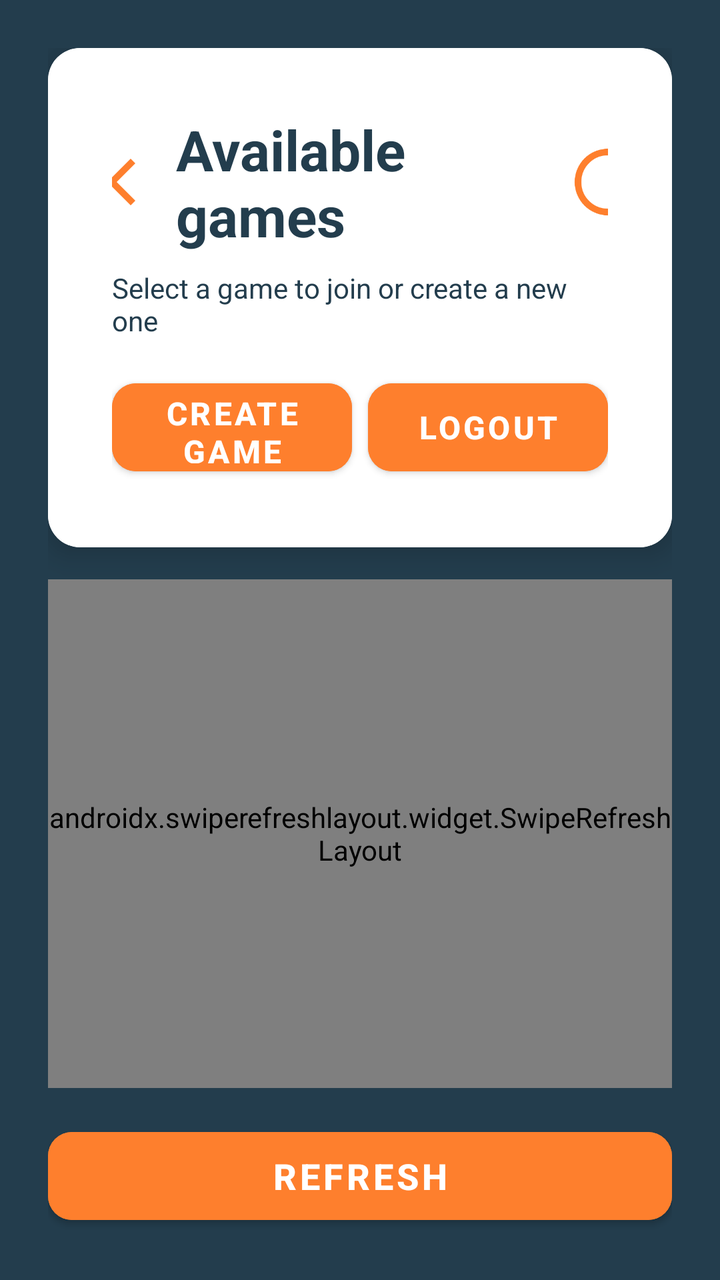
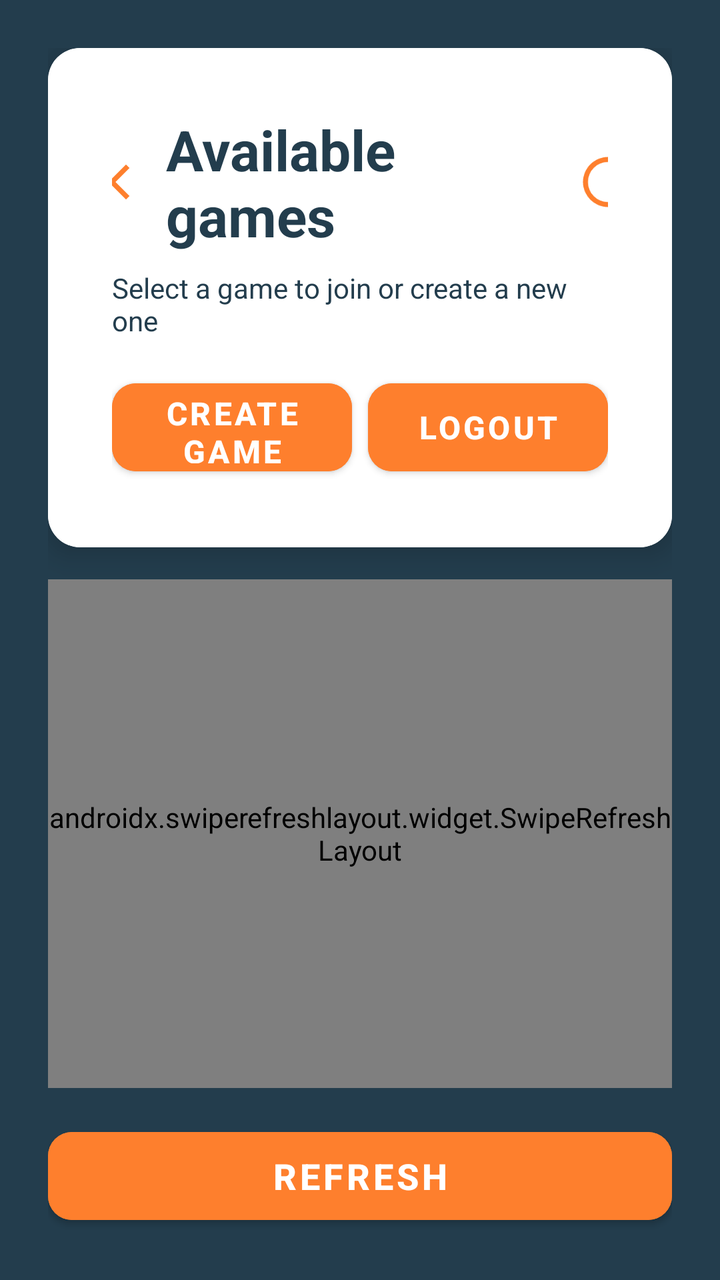

An Android layout rendered at two revisions. The XML below is the earlier revision; the diff shows what the commit changed to produce the second picture.
<!-- AndroidManifest.xml: application theme Theme.TicTacToeMobile -->
<!-- res/layout/fragment_exisiting_games.xml -->
<?xml version="1.0" encoding="utf-8"?>
<LinearLayout xmlns:android="http://schemas.android.com/apk/res/android"
    xmlns:app="http://schemas.android.com/apk/res-auto"
    android:layout_width="match_parent"
    android:layout_height="match_parent"
    android:background="@color/background"
    android:orientation="vertical"
    android:padding="24dp">

    <androidx.cardview.widget.CardView
        android:layout_width="match_parent"
        android:layout_height="wrap_content"
        app:cardCornerRadius="16dp"
        app:cardElevation="8dp">

        <LinearLayout
            android:layout_width="match_parent"
            android:layout_height="wrap_content"
            android:background="@color/white"
            android:orientation="vertical"
            android:padding="32dp">

            <LinearLayout
                android:layout_width="match_parent"
                android:layout_height="wrap_content"
                android:gravity="center"
                android:orientation="horizontal"
                android:layout_marginBottom="8dp">

                <ImageView
                    android:layout_width="40dp"
                    android:layout_height="40dp"
                    android:src="@drawable/ic_cross"
                    android:contentDescription="X symbol" />

                <TextView
                    android:layout_width="wrap_content"
                    android:layout_height="wrap_content"
                    android:layout_marginHorizontal="12dp"
                    android:text="@string/available_games"
                    android:textColor="@color/background"
                    android:textSize="28sp"
                    android:textStyle="bold" />

                <ImageView
                    android:layout_width="40dp"
                    android:layout_height="40dp"
                    android:src="@drawable/ic_circle"
                    android:contentDescription="O symbol" />

            </LinearLayout>

            <TextView
                android:layout_width="match_parent"
                android:layout_height="wrap_content"
                android:text="@string/select_game_subtitle"
                android:textAlignment="center"
                android:textColor="@color/background"
                android:textSize="14sp"
                android:layout_marginBottom="16dp" />

            <LinearLayout
                android:layout_width="match_parent"
                android:layout_height="wrap_content"
                android:orientation="horizontal"
                android:weightSum="2"
                android:gravity="center_vertical">

                <com.google.android.material.button.MaterialButton
                    android:id="@+id/buttonCreateGame"
                    android:layout_width="0dp"
                    android:layout_height="56dp"
                    android:layout_weight="1"
                    android:layout_marginEnd="4dp"
                    android:backgroundTint="@color/elements"
                    android:text="@string/create_game"
                    android:textColor="@color/white"
                    android:textSize="16sp"
                    android:textStyle="bold"
                    app:cornerRadius="12dp"/>

                <com.google.android.material.button.MaterialButton
                    android:id="@+id/buttonLogout"
                    android:layout_width="0dp"
                    android:layout_height="56dp"
                    android:layout_weight="1"
                    android:layout_marginStart="4dp"
                    android:backgroundTint="@color/elements"
                    android:text="@string/logout"
                    android:textColor="@color/white"
                    android:textSize="16sp"
                    android:textStyle="bold"
                    app:cornerRadius="12dp"/>

            </LinearLayout>

        </LinearLayout>

    </androidx.cardview.widget.CardView>


    <androidx.swiperefreshlayout.widget.SwipeRefreshLayout
        android:id="@+id/swipeRefreshLayout"
        android:layout_width="match_parent"
        android:layout_height="0dp"
        android:layout_weight="1"
        android:layout_marginTop="16dp">

        <FrameLayout
            android:layout_width="match_parent"
            android:layout_height="match_parent">

            <androidx.recyclerview.widget.RecyclerView
                android:id="@+id/recyclerViewGames"
                android:layout_width="match_parent"
                android:layout_height="match_parent"
                android:clipToPadding="false"
                app:layoutManager="androidx.recyclerview.widget.LinearLayoutManager" />

            <LinearLayout
                android:id="@+id/emptyStateLayout"
                android:layout_width="wrap_content"
                android:layout_height="wrap_content"
                android:layout_gravity="center"
                android:orientation="vertical"
                android:gravity="center"
                android:visibility="gone">

                <ImageView
                    android:layout_width="120dp"
                    android:layout_height="120dp"
                    android:src="@drawable/ic_circle"
                    android:alpha="0.3"
                    android:contentDescription="No games" />

                <TextView
                    android:layout_width="wrap_content"
                    android:layout_height="wrap_content"
                    android:text="@string/no_games_available"
                    android:textColor="@color/white"
                    android:textSize="18sp"
                    android:textStyle="bold"
                    android:layout_marginTop="16dp" />

                <TextView
                    android:layout_width="wrap_content"
                    android:layout_height="wrap_content"
                    android:text="@string/create_game_prompt"
                    android:textColor="@color/white"
                    android:textSize="14sp"
                    android:alpha="0.7"
                    android:layout_marginTop="8dp" />

            </LinearLayout>

        </FrameLayout>

    </androidx.swiperefreshlayout.widget.SwipeRefreshLayout>

    <com.google.android.material.button.MaterialButton
        android:id="@+id/buttonRefresh"
        android:layout_width="match_parent"
        android:layout_height="56dp"
        android:layout_marginTop="16dp"
        android:backgroundTint="@color/elements"
        android:text="Refresh"
        android:textColor="@color/white"
        android:textSize="18sp"
        android:textStyle="bold"
        app:cornerRadius="12dp"/>

</LinearLayout>
<!-- resources referenced by this layout -->
<resources>
  <color name="background">#233D4D</color>
  <color name="elements">#FE7F2D</color>
  <color name="white">#FFFFFFFF</color>
  <!-- drawable ic_circle (drawable) -->
  <vector xmlns:android="http://schemas.android.com/apk/res/android"
      android:width="24dp"
      android:height="24dp"
      android:viewportWidth="960"
      android:viewportHeight="960">
    <path
        android:pathData="M480,880q-83,0 -156,-31.5T197,763q-54,-54 -85.5,-127T80,480q0,-83 31.5,-156T197,197q54,-54 127,-85.5T480,80q83,0 156,31.5T763,197q54,54 85.5,127T880,480q0,83 -31.5,156T763,763q-54,54 -127,85.5T480,880ZM480,800q134,0 227,-93t93,-227q0,-134 -93,-227t-227,-93q-134,0 -227,93t-93,227q0,134 93,227t227,93ZM480,480Z"
        android:fillColor="#FE7F2D"/>
  </vector>
  <!-- drawable ic_cross (drawable) -->
  <vector xmlns:android="http://schemas.android.com/apk/res/android"
      android:width="24dp"
      android:height="24dp"
      android:viewportWidth="960"
      android:viewportHeight="960">
    <path
        android:pathData="m256,760 l-56,-56 224,-224 -224,-224 56,-56 224,224 224,-224 56,56 -224,224 224,224 -56,56 -224,-224 -224,224Z"
        android:fillColor="@color/elements"/>
  </vector>
  <string name="available_games">Available games</string>
  <string name="create_game">Create game</string>
  <string name="create_game_prompt">Create a new game to start playing</string>
  <string name="logout">Logout</string>
  <string name="no_games_available">No available games</string>
  <string name="select_game_subtitle">Select a game to join or create a new one</string>
  <style name="Theme.TicTacToeMobile" parent="Theme.MaterialComponents.DayNight.NoActionBar">
          
          <item name="colorPrimary">@color/purple_500</item>
          <item name="colorPrimaryVariant">@color/purple_700</item>
          <item name="colorOnPrimary">@color/white</item>
          
          <item name="colorSecondary">@color/teal_200</item>
          <item name="colorSecondaryVariant">@color/teal_700</item>
          <item name="colorOnSecondary">@color/black</item>
          
          <item name="android:statusBarColor">?attr/colorPrimaryVariant</item>
          
      </style>
  <color name="purple_500">#FF6200EE</color>
  <color name="purple_700">#FF3700B3</color>
  <color name="teal_200">#FF03DAC5</color>
  <color name="teal_700">#FF018786</color>
  <color name="black">#FF000000</color>
</resources>

<!-- the commit's change to res/layout/fragment_exisiting_games.xml (unified diff, before → after) -->
@@ -28,8 +28,8 @@
                 android:layout_marginBottom="8dp">
 
                 <ImageView
-                    android:layout_width="40dp"
-                    android:layout_height="40dp"
+                    android:layout_width="30dp"
+                    android:layout_height="30dp"
                     android:src="@drawable/ic_cross"
                     android:contentDescription="X symbol" />
 
@@ -43,8 +43,8 @@
                     android:textStyle="bold" />
 
                 <ImageView
-                    android:layout_width="40dp"
-                    android:layout_height="40dp"
+                    android:layout_width="30dp"
+                    android:layout_height="30dp"
                     android:src="@drawable/ic_circle"
                     android:contentDescription="O symbol" />
 
@@ -129,7 +129,7 @@
                 <ImageView
                     android:layout_width="120dp"
                     android:layout_height="120dp"
-                    android:src="@drawable/ic_circle"
+                    android:src="@drawable/ic_cross"
                     android:alpha="0.3"
                     android:contentDescription="No games" />
 
